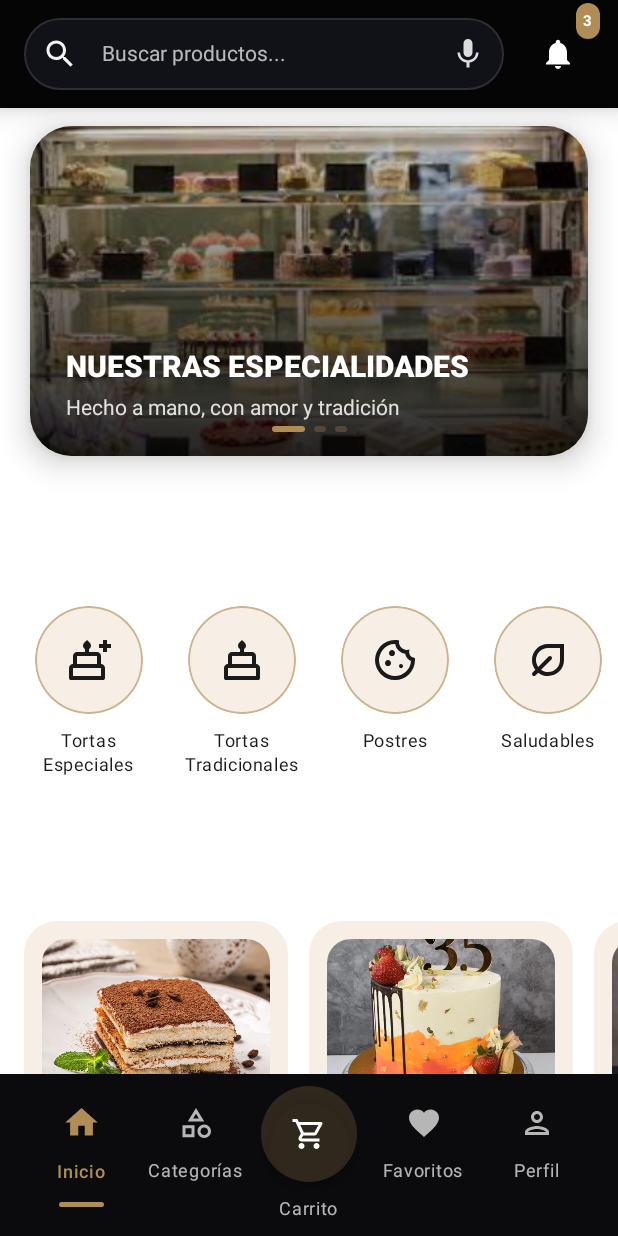
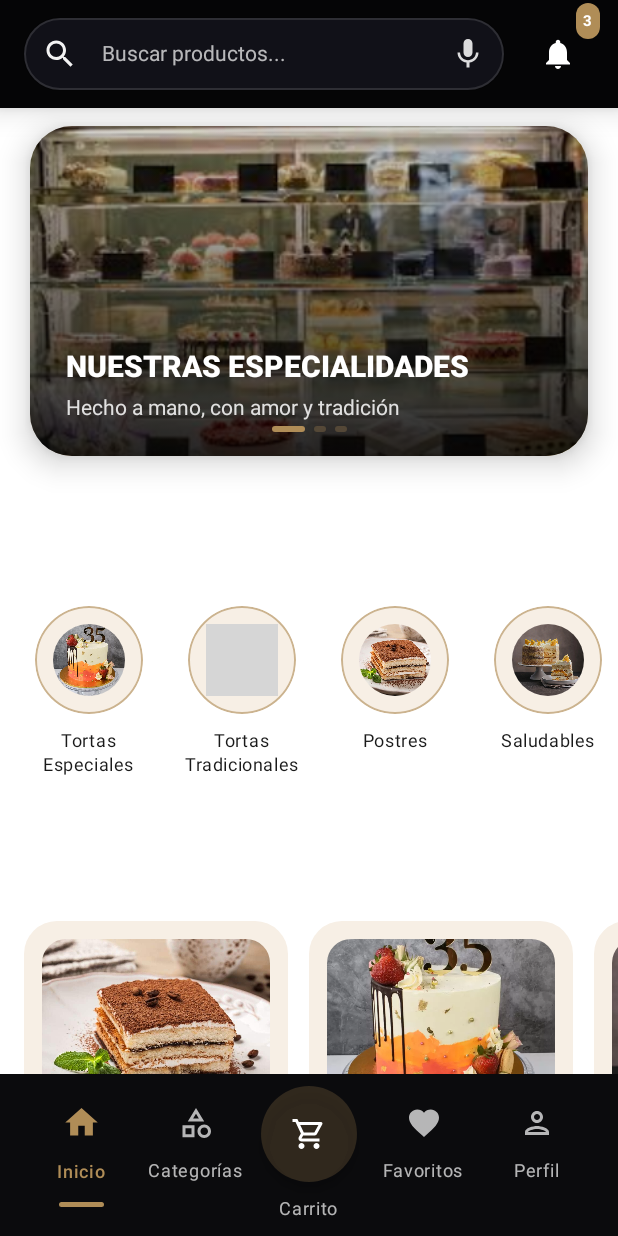
Before and after one commit to NerDuocuc/AppMilSabores, an Android app built with Jetpack Compose: the screen it shows after launch (MainActivity), after a tap on "Ingresar", on a phone screen of 412 x 824 dp. Run offline under Robolectric (Android 15) with nearby library versions, the phone set to English and light mode, and no system bars; our stand-ins replace Room's generated code; grey boxes are pictures that could not be loaded.

Commit message:
App Funcional 2.2

```diff
--- a/app/src/main/java/com/example/appmilsabores/data/local/seed/LocalSeedData.kt
+++ b/app/src/main/java/com/example/appmilsabores/data/local/seed/LocalSeedData.kt
@@ -408,14 +408,14 @@ object LocalSeedData {
                 id = "1_1",
                 author = "Valentina R.",
                 rating = 5f,
-                comment = "Un clásico imperdible, siempre distinto cada vez que lo jugamos.",
+                comment = "¡Increíble! La torta llegó fresca y la decoración fue tal cual la pedimos.",
                 date = "03 nov 2025"
             ),
             ProductReview(
                 id = "1_2",
                 author = "Rodrigo C.",
                 rating = 4.8f,
-                comment = "Componentes de buena calidad y las expansiones lo hacen aún mejor.",
+                comment = "Bizcocho húmedo y relleno cremoso, perfecto para celebrar con la familia.",
                 date = "28 oct 2025"
             )
         ),
@@ -424,7 +424,7 @@ object LocalSeedData {
                 id = "4_1",
                 author = "Carolina M.",
                 rating = 4.9f,
-                comment = "El control se siente muy sólido y la batería dura bastante.",
+                comment = "El manjar es casero y abundante; la torta tiene una textura perfecta y no empalaga.",
                 date = "30 oct 2025"
             )
         ),
@@ -433,7 +433,7 @@ object LocalSeedData {
                 id = "5_1",
                 author = "Jean P.",
                 rating = 4.7f,
-                comment = "Sonido envolvente real y micrófono claro, perfectos para raids.",
+                comment = "Chocolate intenso y bizcocho esponjoso — ideal para los amantes del chocolate.",
                 date = "15 oct 2025"
             )
         ),
@@ -442,7 +442,7 @@ object LocalSeedData {
                 id = "7_1",
                 author = "Andrea S.",
                 rating = 5f,
-                comment = "La velocidad de carga y los gatillos adaptativos son increíbles.",
+                comment = "Equilibrio perfecto entre café y crema; el tiramisú sabe auténtico y delicado.",
                 date = "01 nov 2025"
             )
         ),
@@ -451,7 +451,7 @@ object LocalSeedData {
                 id = "9_1",
                 author = "Ian L.",
                 rating = 4.8f,
-                comment = "Corre todos mis juegos AAA en ultra sin problemas.",
+                comment = "Mousse aireado y con un sabor profundo a chocolate — se derrite en la boca.",
                 date = "22 oct 2025"
             )
         ),
@@ -460,7 +460,7 @@ object LocalSeedData {
                 id = "13_1",
                 author = "Paula V.",
                 rating = 4.9f,
-                comment = "Sensor muy preciso, ideal para shooters competitivos.",
+                comment = "Excelente sabor y textura para un brownie sin gluten; nadie diría que es sin gluten.",
                 date = "05 nov 2025"
             )
         ),
@@ -469,7 +469,7 @@ object LocalSeedData {
                 id = "19_1",
                 author = "Martín F.",
                 rating = 4.6f,
-                comment = "Abriga harto y el estampado se mantiene después de varios lavados.",
+                comment = "Sabores caseros y porciones generosas; la presentación llegó impecable.",
                 date = "12 sep 2025"
             )
         )
--- a/app/src/main/java/com/example/appmilsabores/data/repository/LandingRepositoryImpl.kt
+++ b/app/src/main/java/com/example/appmilsabores/data/repository/LandingRepositoryImpl.kt
@@ -13,11 +13,12 @@ class LandingRepositoryImpl : LandingRepository {
     )
 
     override fun getCategories() = listOf(
-        Category("Tortas Especiales", R.drawable.ic_especial), // Ícono genérico, la imagen real está en el producto
-        Category("Tortas Tradicionales", R.drawable.ic_cake),
-        Category("Postres", R.drawable.ic_cookie),
-        Category("Saludables", R.drawable.ic_vegan),
-        Category("Pastelería Chilena", R.drawable.ic_chile)
+        // Provide representative images where available. Keep iconRes as fallback.
+        Category("Tortas Especiales", R.drawable.ic_especial, imageRes = R.drawable.torta_especial_cumpleanos), // imagen específica
+        Category("Tortas Tradicionales", R.drawable.ic_cake, imageRes = R.drawable.torta_cuadrada_chocolate),
+        Category("Postres", R.drawable.ic_cookie, imageRes = R.drawable.tiramisu),
+        Category("Saludables", R.drawable.ic_vegan, imageRes = R.drawable.torta_sin_azucar_naranja),
+        Category("Pastelería Chilena", R.drawable.ic_chile, imageRes = R.drawable.tarta_santiago)
     )
 
     override fun getFeaturedProducts() = listOf(
--- a/app/src/main/java/com/example/appmilsabores/domain/model/Category.kt
+++ b/app/src/main/java/com/example/appmilsabores/domain/model/Category.kt
@@ -2,5 +2,8 @@ package com.example.appmilsabores.domain.model
 
 data class Category(
     val name: String,
-    val iconRes: Int
+    val iconRes: Int,
+    // Optional representative image for the category (product-like image).
+    // If present, UI will show this image instead of the small icon.
+    val imageRes: Int? = null
 )
--- a/app/src/main/java/com/example/appmilsabores/domain/model/CategoryInfo.kt
+++ b/app/src/main/java/com/example/appmilsabores/domain/model/CategoryInfo.kt
@@ -5,5 +5,7 @@ import androidx.compose.ui.graphics.vector.ImageVector
 data class CategoryInfo(
     val name: String,
     val icon: ImageVector,
-    val sampleProducts: List<String>
+    val sampleProducts: List<String>,
+    // Optional representative image resource to show in category grid.
+    val imageRes: Int? = null
 )
--- a/app/src/main/java/com/example/appmilsabores/presentation/ui/components/LandingComponents.kt
+++ b/app/src/main/java/com/example/appmilsabores/presentation/ui/components/LandingComponents.kt
@@ -653,12 +653,24 @@ fun CategoryShortcuts(
                         .border(width = 1.dp, color = PrimaryPurple.copy(alpha = 0.6f), shape = CircleShape),
                     contentAlignment = Alignment.Center
                 ) {
+                    // If a representative image is provided for the category, show it (cropped circular).
+                    if (category.imageRes != null) {
+                        Image(
+                            painter = painterResource(id = category.imageRes),
+                            contentDescription = category.name,
+                            modifier = Modifier
+                                .size(48.dp)
+                                .clip(CircleShape),
+                            contentScale = ContentScale.Crop
+                        )
+                    } else {
                         Icon(
                             painter = painterResource(id = category.iconRes),
                             contentDescription = category.name,
                             tint = MainTextColor,
                             modifier = Modifier.size(32.dp)
                         )
+                    }
                 }
                 Text(
                     text = category.name,
```
Also changed, not shown: app/src/main/java/com/example/appmilsabores/data/repository/CategoryRepositoryImpl.kt (+31 -6 lines), app/src/main/java/com/example/appmilsabores/presentation/ui/components/CategoryComponents.kt (+29 -2 lines), 274 other files. Lines whose indentation alone changed are shown as unchanged.
